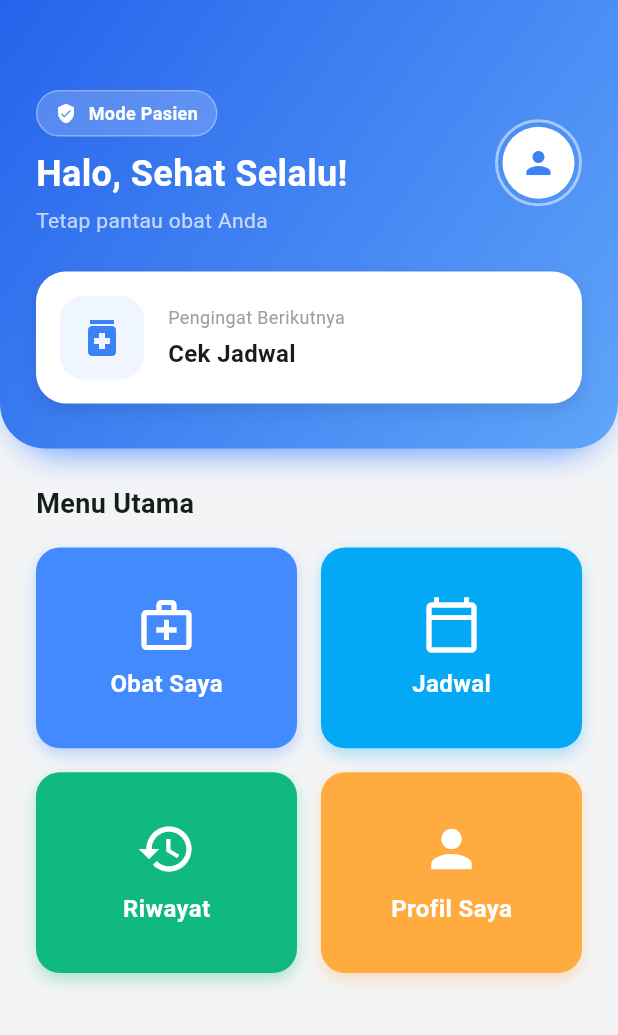
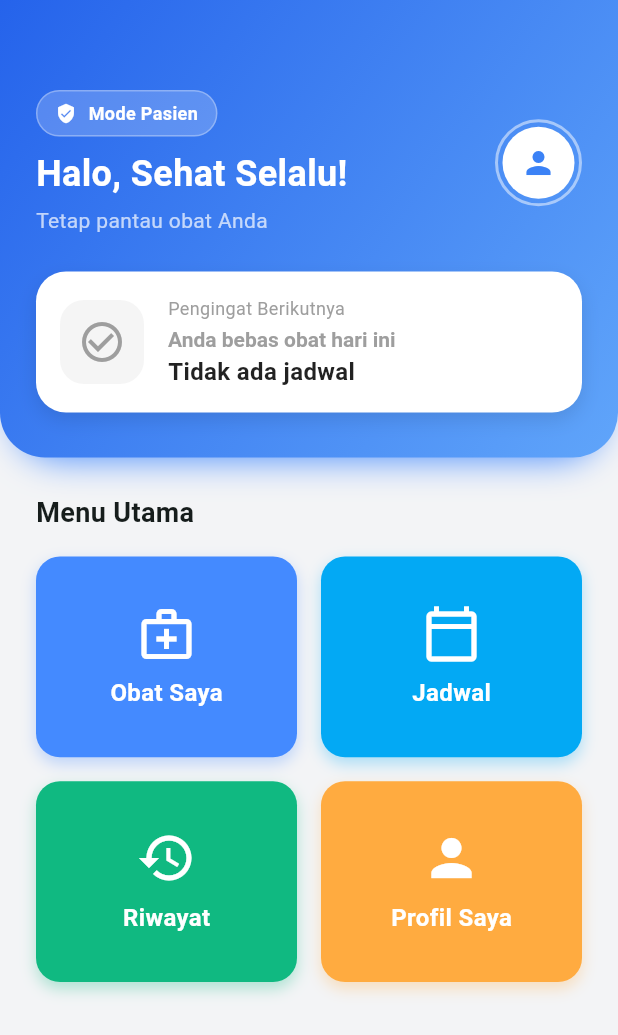
Before and after one commit to rerere-bit/medicare-mobile-app, a Flutter app: the PatientHomeScreen screen opened directly, on a phone screen of 412 x 824 dp. Shown: the top 1035 px of the screen. Run offline on Flutter 3.47's test engine with Material 3 defaults, Android fonts, the phone set to English and light mode, and no system bars; our stand-ins replace cloud_firestore, firebase_auth, firebase_core, fl_chart, flutter_local_notifications, timezone; accounts and stored records are empty.

```diff
--- a/lib/screens/home/patient_home_screen.dart
+++ b/lib/screens/home/patient_home_screen.dart
@@ -1,12 +1,12 @@
-import 'dart:async'; // Tambahan untuk Timer refresh UI
 import 'package:flutter/material.dart';
 import '../../core/theme_app.dart';
 import '../../widgets/home_menu_card.dart';
+// Import Widget Countdown Baru
+import '../../widgets/home_countdown_section.dart';
 
 import '../medication/medication_list_screen.dart';
 import '../schedule/schedule_screen.dart';
 import '../history/history_screen.dart';
-// Import Profile Screen agar bisa dinavigasikan
 import '../profile/profile_screen.dart';
 
 class PatientHomeScreen extends StatelessWidget {
@@ -19,7 +19,7 @@ class PatientHomeScreen extends StatelessWidget {
       body: SingleChildScrollView(
         child: Column(
           children: [
-            // 1. HEADER DENGAN LOGIC COUNTDOWN
+            // 1. HEADER
             Container(
               padding: const EdgeInsets.only(
                 top: 60,
@@ -84,7 +84,7 @@ class PatientHomeScreen extends StatelessWidget {
                             ),
                           ),
                           const Text(
-                            "Halo, Sehat Selalu!", // Bisa diganti dinamis nanti
+                            "Halo, Sehat Selalu!",
                             style: TextStyle(
                               color: Colors.white,
                               fontSize: 24,
@@ -125,60 +125,9 @@ class PatientHomeScreen extends StatelessWidget {
                   ),
                   const SizedBox(height: 24),
 
-                  // Card Pengingat Berikutnya (Floating Effect)
-                  Container(
-                    padding: const EdgeInsets.all(16),
-                    decoration: BoxDecoration(
-                      color: Colors.white,
-                      borderRadius: BorderRadius.circular(20),
-                      boxShadow: [
-                        BoxShadow(
-                          color: Colors.black.withOpacity(0.1),
-                          blurRadius: 10,
-                          offset: const Offset(0, 5),
-                        ),
-                      ],
-                    ),
-                    child: Row(
-                      children: [
-                        Container(
-                          padding: const EdgeInsets.all(12),
-                          decoration: BoxDecoration(
-                            color: const Color(0xFFEFF6FF),
-                            borderRadius: BorderRadius.circular(16),
-                          ),
-                          child: const Icon(
-                            Icons.medication,
-                            color: AppTheme.primaryColor,
-                            size: 32,
-                          ),
-                        ),
-                        const SizedBox(width: 16),
-                        const Expanded(
-                          child: Column(
-                            crossAxisAlignment: CrossAxisAlignment.start,
-                            children: [
-                              Text(
-                                "Pengingat Berikutnya",
-                                style: TextStyle(
-                                  color: Colors.grey,
-                                  fontSize: 12,
-                                ),
-                              ),
-                              SizedBox(height: 4),
-                              Text(
-                                "Cek Jadwal", // Placeholder text
-                                style: TextStyle(
-                                  fontWeight: FontWeight.bold,
-                                  fontSize: 16,
-                                ),
-                              ),
-                            ],
-                          ),
-                        ),
-                      ],
-                    ),
-                  ),
+                  // --- WIDGET PENGINGAT DINAMIS (UPDATED) ---
+                  const HomeCountdownSection(),
+                  // ------------------------------------------
                 ],
               ),
             ),
--- a/lib/widgets/home_countdown_section.dart
+++ b/lib/widgets/home_countdown_section.dart
@@ -1,63 +1,114 @@
 import 'package:flutter/material.dart';
 import 'package:provider/provider.dart';
+import 'package:medicare_mobile/core/theme_app.dart';
 import 'package:medicare_mobile/providers/medication_provider.dart';
 import 'package:medicare_mobile/models/medication_model.dart';
-import 'package:medicare_mobile/widgets/next_medication_countdown.dart'; // Pastikan path ini benar
+import 'package:medicare_mobile/widgets/next_medication_countdown.dart';
 
 class HomeCountdownSection extends StatelessWidget {
   const HomeCountdownSection({super.key});
 
   @override
   Widget build(BuildContext context) {
+    // Dengarkan perubahan data obat secara realtime
     return StreamBuilder<List<MedicationModel>>(
       stream: Provider.of<MedicationProvider>(context, listen: false).getMedications(),
       builder: (context, snapshot) {
 
-        if (!snapshot.hasData || snapshot.data!.isEmpty) {
-          return const Text(
-            "Belum ada jadwal obat",
-            style: TextStyle(color: Colors.grey, fontStyle: FontStyle.italic),
-          );
+        final provider = Provider.of<MedicationProvider>(context, listen: false);
+        final medications = snapshot.data ?? [];
+
+        // Hitung jadwal berikutnya
+        NextScheduleData? nextSchedule = provider.calculateNextSchedule(medications);
+
+        // --- VARIABEL TAMPILAN ---
+        String titleText = "Tidak ada jadwal";
+        Widget subtitleWidget = const Text("Anda bebas obat hari ini", style: TextStyle(color: Colors.grey));
+        Color iconColor = Colors.grey;
+        Color boxColor = Colors.grey.shade100;
+        IconData iconData = Icons.check_circle_outline;
+
+        // Jika ada jadwal obat
+        if (nextSchedule != null) {
+          titleText = "Minum ${nextSchedule.medName}";
+          iconColor = AppTheme.primaryColor; // Atau Colors.blue
+          boxColor = const Color(0xFFEFF6FF); // Biru muda
+          iconData = Icons.medication;
+
+          // Gunakan Widget Countdown Anda yang sudah canggih
+          subtitleWidget = NextMedicationCountdown(targetTime: nextSchedule.time);
         }
 
-        final medications = snapshot.data!;
-        final provider = Provider.of<MedicationProvider>(context, listen: false);
+        // --- RENDER UI (CARD PUTIH) ---
+        return Container(
+          padding: const EdgeInsets.all(16),
+          decoration: BoxDecoration(
+            color: Colors.white,
+            borderRadius: BorderRadius.circular(20),
+            boxShadow: [
+              BoxShadow(
+                color: Colors.black.withOpacity(0.1),
+                blurRadius: 10,
+                offset: const Offset(0, 5),
+              ),
+            ],
+          ),
+          child: Row(
+            children: [
+              // Icon Box
+              Container(
+                padding: const EdgeInsets.all(12),
+                decoration: BoxDecoration(
+                  color: boxColor,
+                  borderRadius: BorderRadius.circular(16),
+                ),
+                child: Icon(
+                  iconData,
+                  color: iconColor,
+                  size: 32,
+                ),
+              ),
+              const SizedBox(width: 16),
 
-        // Dapatkan data lengkap (Waktu + Nama)
-        NextScheduleData? nextSchedule = provider.calculateNextSchedule(medications);
-
-        if (nextSchedule == null) return const SizedBox.shrink();
-
-        return Column(
+              // Teks Info
+              Expanded(
+                child: Column(
                   crossAxisAlignment: CrossAxisAlignment.start,
                   children: [
-            // UPDATE: Menampilkan Nama Obat
-            Row(
-              children: [
-                const Icon(Icons.label_important, size: 16, color: Colors.blueAccent),
-                const SizedBox(width: 4),
-                Text(
-                  nextSchedule.medName,
-                  style: const TextStyle(
-                    fontSize: 16,
-                    fontWeight: FontWeight.bold,
-                    color: Colors.blueAccent,
+                    const Text(
+                      "Pengingat Berikutnya",
+                      style: TextStyle(
+                        color: Colors.grey,
+                        fontSize: 12,
                       ),
                     ),
+                    const SizedBox(height: 4),
+                    // Widget Countdown Realtime
+                    DefaultTextStyle(
+                      style: TextStyle(
+                        color: nextSchedule != null ? Colors.redAccent : Colors.black87,
+                        fontWeight: FontWeight.bold,
+                        fontSize: 14,
+                        fontFamily: 'Roboto', // Sesuaikan font default
+                      ),
+                      child: subtitleWidget,
+                    ),
+                    const SizedBox(height: 2),
                     Text(
-                  " (${nextSchedule.dosage})",
-                  style: TextStyle(
-                    fontSize: 14,
-                    color: Colors.grey[600],
+                      titleText,
+                      style: const TextStyle(
+                        fontWeight: FontWeight.bold,
+                        fontSize: 16,
+                        color: Colors.black87
+                      ),
+                      maxLines: 1,
+                      overflow: TextOverflow.ellipsis,
+                    ),
+                  ],
                 ),
               ),
             ],
           ),
-            const SizedBox(height: 8),
-
-            // Widget Countdown lama Anda
-            NextMedicationCountdown(targetTime: nextSchedule.time),
-          ],
         );
       },
     );
```
Also changed, not shown: lib/providers/medication_provider.dart (+184 -105 lines), lib/screens/medication/add_medication_screen.dart (+37 -19 lines), lib/services/drug_service.dart (+63 -21 lines), 1 other file. Lines whose indentation alone changed are shown as unchanged.
